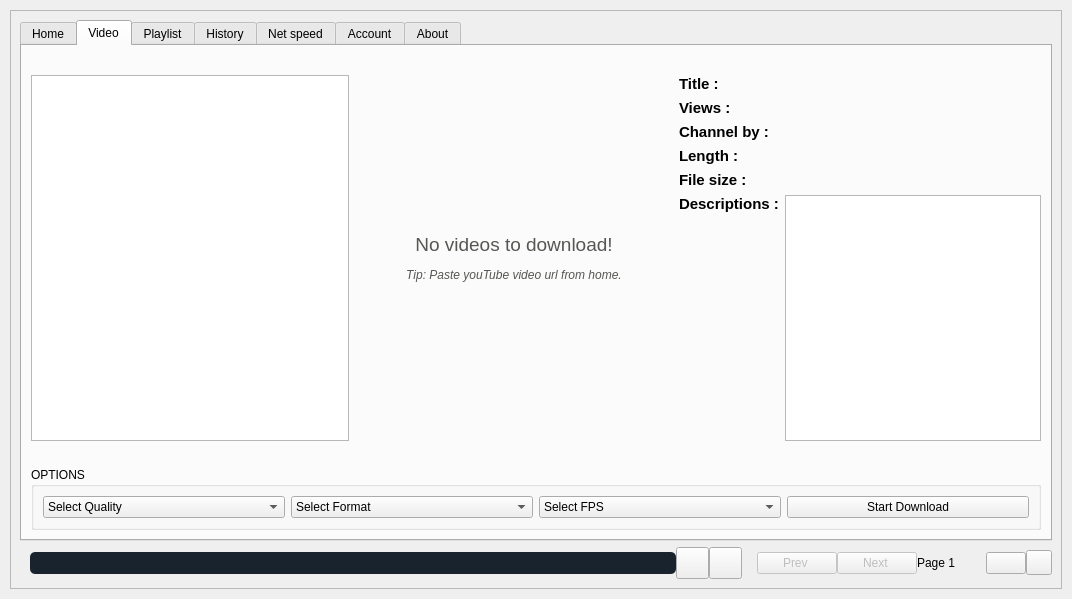
rishabh3354/YOUTUBE-DL-PRO, file src/ui_main_trial.ui: the form before one commit.
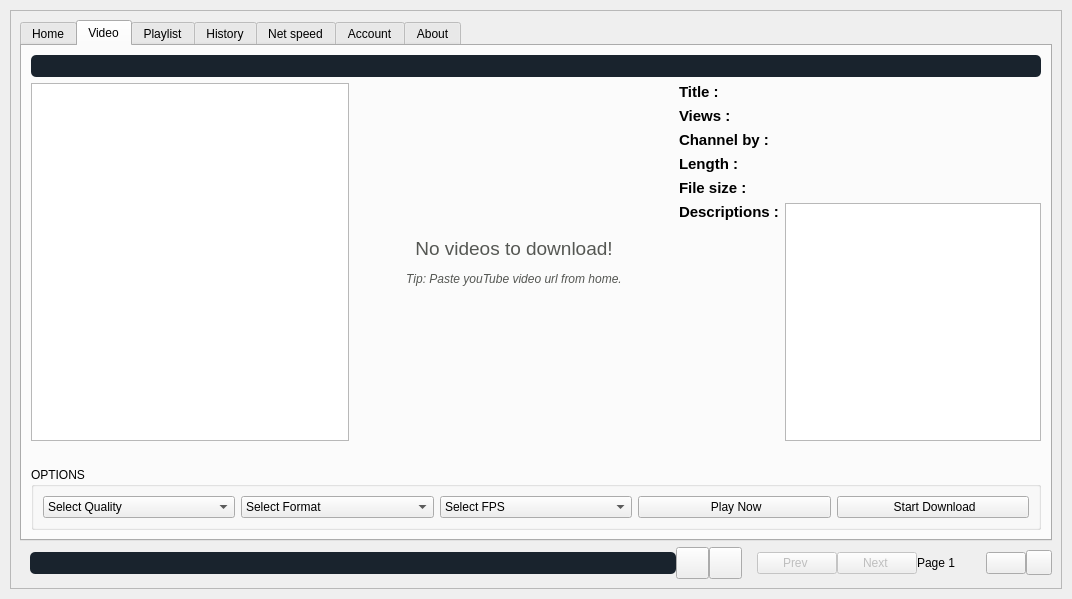
The form after the commit. The open tabs and pages were chosen to show the change. Icons and pictures are not drawn.

Commit message: youtube dl play feature

```diff
--- a/src/ui_main_trial.ui
+++ b/src/ui_main_trial.ui
@@ -363,20 +363,34 @@
              </attribute>
              <layout class="QVBoxLayout" name="verticalLayout_5">
               <item>
-               <spacer name="verticalSpacer_2">
-                <property name="orientation">
-                 <enum>Qt::Vertical</enum>
+               <widget class="QProgressBar" name="video_progressBar">
+                <property name="styleSheet">
+                 <string notr="true">QProgressBar:horizontal {
+border-radius: 5px;
+background:rgba(0,0,0,0.1);
+color: white;
+background-color: rgba(25, 35, 45, 1);
+
+}
+QProgressBar::chunk:horizontal {
+background:rgb(228, 27, 27);
+color: white;
+
+}
+QProgressBar 
+{ 
+color: white; 
+border:none;
+}
+</string>
                 </property>
-                <property name="sizeType">
-                 <enum>QSizePolicy::Fixed</enum>
+                <property name="maximum">
+                 <number>1</number>
                 </property>
-                <property name="sizeHint" stdset="0">
-                 <size>
-                  <width>20</width>
-                  <height>20</height>
-                 </size>
+                <property name="value">
+                 <number>-1</number>
                 </property>
-               </spacer>
+               </widget>
               </item>
               <item>
                <layout class="QHBoxLayout" name="horizontalLayout_46">
@@ -726,6 +740,35 @@
                 <layout class="QHBoxLayout" name="horizontalLayout_44">
                  <item>
                   <layout class="QGridLayout" name="gridLayout">
+                   <item row="0" column="9">
+                    <widget class="QPushButton" name="download_button_2">
+                     <property name="sizePolicy">
+                      <sizepolicy hsizetype="Preferred" vsizetype="Fixed">
+                       <horstretch>0</horstretch>
+                       <verstretch>0</verstretch>
+                      </sizepolicy>
+                     </property>
+                     <property name="cursor">
+                      <cursorShape>PointingHandCursor</cursorShape>
+                     </property>
+                     <property name="styleSheet">
+                      <string notr="true"/>
+                     </property>
+                     <property name="text">
+                      <string> Start Download</string>
+                     </property>
+                     <property name="icon">
+                      <iconset resource="resource.qrc">
+                       <normaloff>:/myresource/resource/icons8-download-from-cloud-90.png</normaloff>:/myresource/resource/icons8-download-from-cloud-90.png</iconset>
+                     </property>
+                     <property name="iconSize">
+                      <size>
+                       <width>25</width>
+                       <height>25</height>
+                      </size>
+                     </property>
+                    </widget>
+                   </item>
                    <item row="0" column="5">
                     <widget class="QComboBox" name="select_quality_obj_2">
                      <property name="enabled">
@@ -754,35 +797,6 @@
                      </item>
                     </widget>
                    </item>
-                   <item row="0" column="8">
-                    <widget class="QPushButton" name="download_button_2">
-                     <property name="sizePolicy">
-                      <sizepolicy hsizetype="Preferred" vsizetype="Fixed">
-                       <horstretch>0</horstretch>
-                       <verstretch>0</verstretch>
-                      </sizepolicy>
-                     </property>
-                     <property name="cursor">
-                      <cursorShape>PointingHandCursor</cursorShape>
-                     </property>
-                     <property name="styleSheet">
-                      <string notr="true"/>
-                     </property>
-                     <property name="text">
-                      <string>Start Download</string>
-                     </property>
-                     <property name="icon">
-                      <iconset resource="resource.qrc">
-                       <normaloff>:/myresource/resource/icons8-play-100.png</normaloff>:/myresource/resource/icons8-play-100.png</iconset>
-                     </property>
-                     <property name="iconSize">
-                      <size>
-                       <width>25</width>
-                       <height>25</height>
-                      </size>
-                     </property>
-                    </widget>
-                   </item>
                    <item row="0" column="6">
                     <widget class="QComboBox" name="select_format_obj_2">
                      <property name="cursor">
@@ -833,6 +847,35 @@
                      </item>
                     </widget>
                    </item>
+                   <item row="0" column="8">
+                    <widget class="QPushButton" name="play_from_videos">
+                     <property name="sizePolicy">
+                      <sizepolicy hsizetype="Preferred" vsizetype="Fixed">
+                       <horstretch>0</horstretch>
+                       <verstretch>0</verstretch>
+                      </sizepolicy>
+                     </property>
+                     <property name="cursor">
+                      <cursorShape>PointingHandCursor</cursorShape>
+                     </property>
+                     <property name="styleSheet">
+                      <string notr="true"/>
+                     </property>
+                     <property name="text">
+                      <string> Play Now</string>
+                     </property>
+                     <property name="icon">
+                      <iconset resource="resource.qrc">
+                       <normaloff>:/myresource/resource/icons8-play-100.png</normaloff>:/myresource/resource/icons8-play-100.png</iconset>
+                     </property>
+                     <property name="iconSize">
+                      <size>
+                       <width>25</width>
+                       <height>25</height>
+                      </size>
+                     </property>
+                    </widget>
+                   </item>
                   </layout>
                  </item>
                 </layout>
```
Left out of the diff: 41 changed lines with no effect on the pictures. The commit also changes 13 other files.
